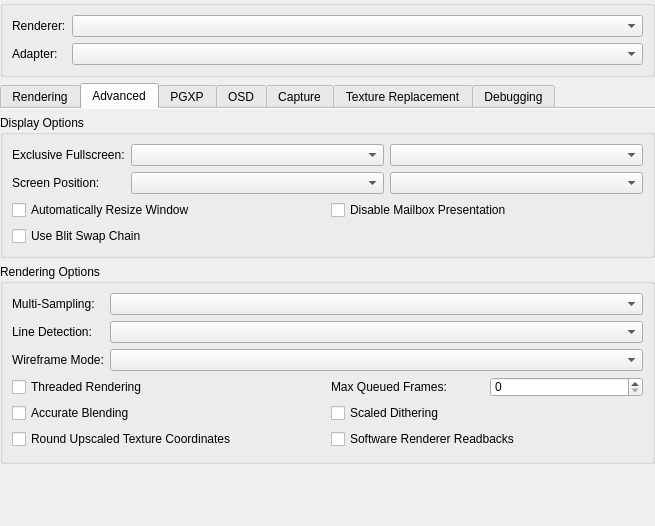
The window that src/duckstation-qt/graphicssettingswidget.ui (kofxi3584karlayang/duckstation) describes before a commit, drawn with Qt 5.
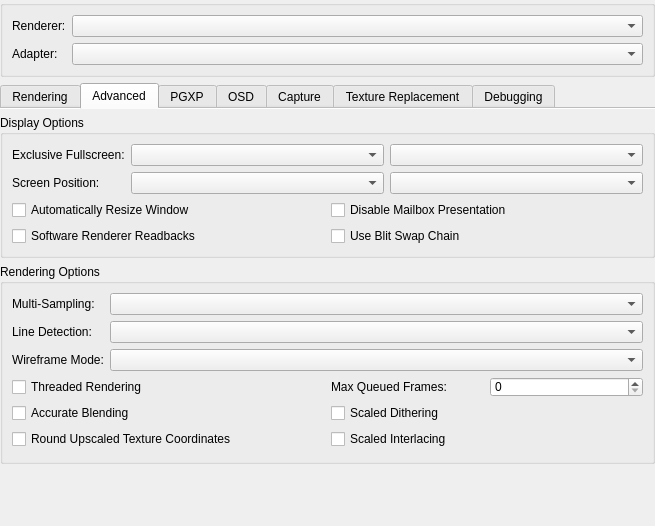
The same window after the commit. The open tabs and pages were chosen to show the change. Icons and pictures are not drawn.

Commit message:
GPU/HW: Add 'Scaled Interlacing' option
Disabling this option causes rendering to skip N lines instead of 1
line, where N is the internal resolution multiplier.

```diff
--- a/src/duckstation-qt/graphicssettingswidget.ui
+++ b/src/duckstation-qt/graphicssettingswidget.ui
@@ -354,13 +354,20 @@
               </property>
              </widget>
             </item>
-            <item row="1" column="0">
+            <item row="1" column="1">
              <widget class="QCheckBox" name="blitSwapChain">
               <property name="text">
                <string>Use Blit Swap Chain</string>
               </property>
              </widget>
             </item>
+            <item row="1" column="0">
+             <widget class="QCheckBox" name="useSoftwareRendererForReadbacks">
+              <property name="text">
+               <string>Software Renderer Readbacks</string>
+              </property>
+             </widget>
+            </item>
            </layout>
           </item>
           <item row="1" column="1">
@@ -421,13 +428,6 @@
               </property>
              </widget>
             </item>
-            <item row="2" column="1">
-             <widget class="QCheckBox" name="useSoftwareRendererForReadbacks">
-              <property name="text">
-               <string>Software Renderer Readbacks</string>
-              </property>
-             </widget>
-            </item>
             <item row="1" column="1">
              <widget class="QCheckBox" name="scaledDithering">
               <property name="text">
@@ -467,6 +467,13 @@
               </item>
              </layout>
             </item>
+            <item row="2" column="1">
+             <widget class="QCheckBox" name="scaledInterlacing">
+              <property name="text">
+               <string>Scaled Interlacing</string>
+              </property>
+             </widget>
+            </item>
            </layout>
           </item>
          </layout>
```
The commit also changes 11 other files.
